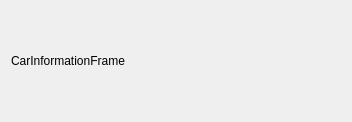
This is ClimateControlSystem/Frames/CarInformationFrame.ui in Aleksey710/climatecontrolsystem as Qt 5 draws it before an edit. The edited form follows.
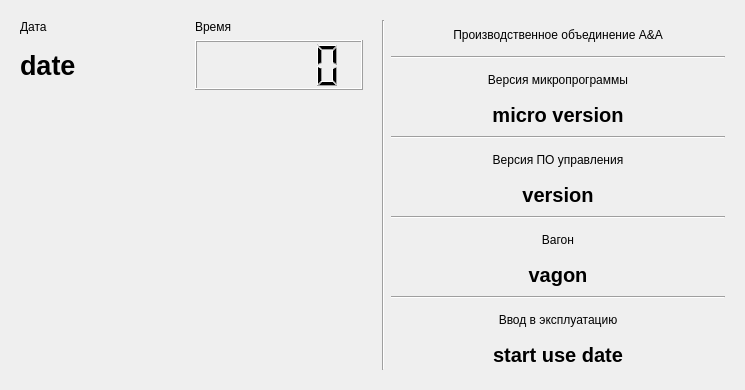
This is the edited form.

Commit message: create CarInformationFrame

Patch:
```diff
--- a/ClimateControlSystem/Frames/CarInformationFrame.ui
+++ b/ClimateControlSystem/Frames/CarInformationFrame.ui
@@ -6,8 +6,8 @@
    <rect>
     <x>0</x>
     <y>0</y>
-    <width>352</width>
-    <height>122</height>
+    <width>745</width>
+    <height>390</height>
    </rect>
   </property>
   <property name="windowTitle">
@@ -20,10 +20,254 @@
       <number>1</number>
      </property>
      <item row="0" column="0">
-      <widget class="QLabel" name="label">
-       <property name="text">
-        <string>CarInformationFrame</string>
-       </property>
+      <widget class="QWidget" name="widget" native="true">
+       <layout class="QHBoxLayout" name="horizontalLayout_2">
+        <item>
+         <layout class="QGridLayout" name="gridLayout_3">
+          <item row="0" column="0">
+           <widget class="QLabel" name="label">
+            <property name="text">
+             <string>Дата</string>
+            </property>
+           </widget>
+          </item>
+          <item row="1" column="1">
+           <widget class="QLCDNumber" name="lcdTime">
+            <property name="minimumSize">
+             <size>
+              <width>0</width>
+              <height>50</height>
+             </size>
+            </property>
+           </widget>
+          </item>
+          <item row="0" column="1">
+           <widget class="QLabel" name="label_2">
+            <property name="text">
+             <string>Время</string>
+            </property>
+           </widget>
+          </item>
+          <item row="2" column="1">
+           <spacer name="verticalSpacer">
+            <property name="orientation">
+             <enum>Qt::Vertical</enum>
+            </property>
+            <property name="sizeHint" stdset="0">
+             <size>
+              <width>20</width>
+              <height>40</height>
+             </size>
+            </property>
+           </spacer>
+          </item>
+          <item row="1" column="0">
+           <widget class="QLabel" name="lbDate">
+            <property name="font">
+             <font>
+              <pointsize>20</pointsize>
+              <weight>75</weight>
+              <bold>true</bold>
+             </font>
+            </property>
+            <property name="text">
+             <string>date</string>
+            </property>
+           </widget>
+          </item>
+         </layout>
+        </item>
+       </layout>
+      </widget>
+     </item>
+     <item row="0" column="1">
+      <widget class="QWidget" name="widget_2" native="true">
+       <layout class="QGridLayout" name="gridLayout_5">
+        <item row="0" column="1">
+         <layout class="QGridLayout" name="gridLayout_4">
+          <item row="1" column="0">
+           <widget class="Line" name="line_2">
+            <property name="orientation">
+             <enum>Qt::Horizontal</enum>
+            </property>
+           </widget>
+          </item>
+          <item row="0" column="0">
+           <widget class="QLabel" name="lbCompany">
+            <property name="layoutDirection">
+             <enum>Qt::LeftToRight</enum>
+            </property>
+            <property name="text">
+             <string>Производственное объединение A&amp;A</string>
+            </property>
+            <property name="alignment">
+             <set>Qt::AlignCenter</set>
+            </property>
+           </widget>
+          </item>
+          <item row="5" column="0">
+           <widget class="QLabel" name="label_6">
+            <property name="layoutDirection">
+             <enum>Qt::LeftToRight</enum>
+            </property>
+            <property name="text">
+             <string>Версия ПО управления</string>
+            </property>
+            <property name="alignment">
+             <set>Qt::AlignCenter</set>
+            </property>
+           </widget>
+          </item>
+          <item row="8" column="0">
+           <widget class="QLabel" name="label_7">
+            <property name="layoutDirection">
+             <enum>Qt::LeftToRight</enum>
+            </property>
+            <property name="text">
+             <string>Вагон</string>
+            </property>
+            <property name="alignment">
+             <set>Qt::AlignCenter</set>
+            </property>
+           </widget>
+          </item>
+          <item row="11" column="0">
+           <widget class="QLabel" name="label_9">
+            <property name="layoutDirection">
+             <enum>Qt::LeftToRight</enum>
+            </property>
+            <property name="text">
+             <string>Ввод в эксплуатацию</string>
+            </property>
+            <property name="alignment">
+             <set>Qt::AlignCenter</set>
+            </property>
+           </widget>
+          </item>
+          <item row="6" column="0">
+           <widget class="QLabel" name="lbPoVersion">
+            <property name="font">
+             <font>
+              <pointsize>15</pointsize>
+              <weight>75</weight>
+              <bold>true</bold>
+             </font>
+            </property>
+            <property name="layoutDirection">
+             <enum>Qt::LeftToRight</enum>
+            </property>
+            <property name="text">
+             <string>version</string>
+            </property>
+            <property name="alignment">
+             <set>Qt::AlignCenter</set>
+            </property>
+           </widget>
+          </item>
+          <item row="9" column="0">
+           <widget class="QLabel" name="lbVagon">
+            <property name="font">
+             <font>
+              <pointsize>15</pointsize>
+              <weight>75</weight>
+              <bold>true</bold>
+             </font>
+            </property>
+            <property name="layoutDirection">
+             <enum>Qt::LeftToRight</enum>
+            </property>
+            <property name="text">
+             <string>vagon</string>
+            </property>
+            <property name="alignment">
+             <set>Qt::AlignCenter</set>
+            </property>
+           </widget>
+          </item>
+          <item row="2" column="0">
+           <widget class="QLabel" name="label_4">
+            <property name="layoutDirection">
+             <enum>Qt::LeftToRight</enum>
+            </property>
+            <property name="text">
+             <string>Версия микропрограммы</string>
+            </property>
+            <property name="alignment">
+             <set>Qt::AlignCenter</set>
+            </property>
+           </widget>
+          </item>
+          <item row="3" column="0">
+           <widget class="QLabel" name="lbMicroProgVersion">
+            <property name="font">
+             <font>
+              <pointsize>15</pointsize>
+              <weight>75</weight>
+              <bold>true</bold>
+             </font>
+            </property>
+            <property name="layoutDirection">
+             <enum>Qt::LeftToRight</enum>
+            </property>
+            <property name="text">
+             <string>micro version</string>
+            </property>
+            <property name="alignment">
+             <set>Qt::AlignCenter</set>
+            </property>
+           </widget>
+          </item>
+          <item row="7" column="0">
+           <widget class="Line" name="line_3">
+            <property name="orientation">
+             <enum>Qt::Horizontal</enum>
+            </property>
+           </widget>
+          </item>
+          <item row="4" column="0">
+           <widget class="Line" name="line">
+            <property name="orientation">
+             <enum>Qt::Horizontal</enum>
+            </property>
+           </widget>
+          </item>
+          <item row="12" column="0">
+           <widget class="QLabel" name="lbStartUseDate">
+            <property name="font">
+             <font>
+              <pointsize>15</pointsize>
+              <weight>75</weight>
+              <bold>true</bold>
+             </font>
+            </property>
+            <property name="layoutDirection">
+             <enum>Qt::LeftToRight</enum>
+            </property>
+            <property name="text">
+             <string>start use date</string>
+            </property>
+            <property name="alignment">
+             <set>Qt::AlignCenter</set>
+            </property>
+           </widget>
+          </item>
+          <item row="10" column="0">
+           <widget class="Line" name="line_4">
+            <property name="orientation">
+             <enum>Qt::Horizontal</enum>
+            </property>
+           </widget>
+          </item>
+         </layout>
+        </item>
+        <item row="0" column="0">
+         <widget class="Line" name="line_5">
+          <property name="orientation">
+           <enum>Qt::Vertical</enum>
+          </property>
+         </widget>
+        </item>
+       </layout>
       </widget>
      </item>
     </layout>
```
The commit also changes 5 other files.
